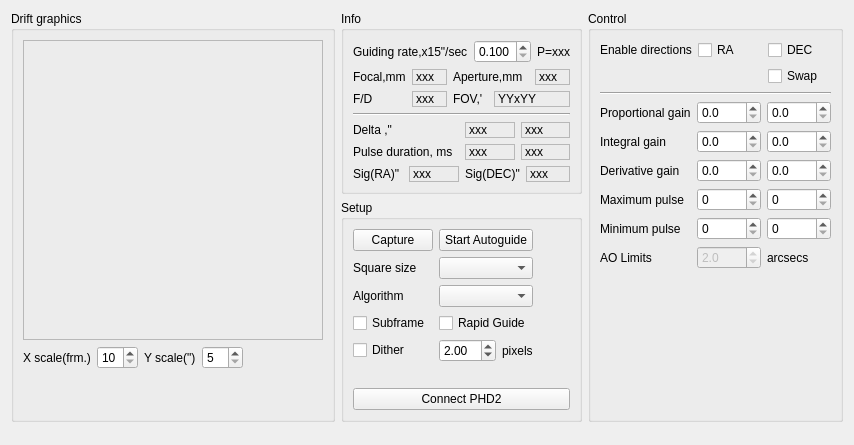
The window that kstars/ekos/guide/guider.ui (KDE/kstars) describes before a commit, drawn with Qt 5.
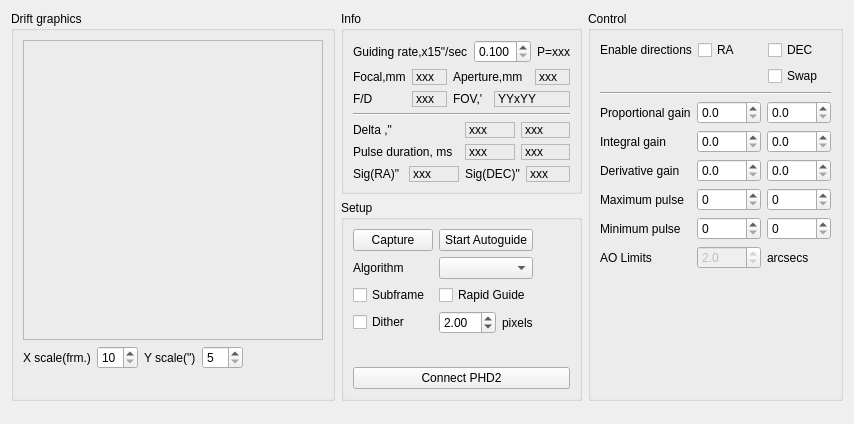
The same window after the commit.

```diff
--- a/kstars/ekos/guide/guider.ui
+++ b/kstars/ekos/guide/guider.ui
@@ -6,8 +6,8 @@
    <rect>
     <x>0</x>
     <y>0</y>
-    <width>821</width>
-    <height>423</height>
+    <width>833</width>
+    <height>415</height>
    </rect>
   </property>
   <property name="sizePolicy">
@@ -492,26 +492,16 @@
                </widget>
               </item>
               <item row="1" column="0">
-               <widget class="QLabel" name="l_18">
-                <property name="text">
-                 <string>Square size</string>
-                </property>
-               </widget>
-              </item>
-              <item row="1" column="1">
-               <widget class="QComboBox" name="comboBox_SquareSize"/>
-              </item>
-              <item row="2" column="0">
                <widget class="QLabel" name="l_19">
                 <property name="text">
                  <string>Algorithm</string>
                 </property>
                </widget>
               </item>
-              <item row="2" column="1">
+              <item row="1" column="1">
                <widget class="QComboBox" name="comboBox_ThresholdAlg"/>
               </item>
-              <item row="3" column="0">
+              <item row="2" column="0">
                <widget class="QCheckBox" name="subFrameCheck">
                 <property name="toolTip">
                  <string>Subframe the image around the guide star</string>
@@ -521,14 +511,14 @@
                 </property>
                </widget>
               </item>
-              <item row="3" column="1">
+              <item row="2" column="1">
                <widget class="QCheckBox" name="rapidGuideCheck">
                 <property name="text">
                  <string>Rapid Guide</string>
                 </property>
                </widget>
               </item>
-              <item row="4" column="0">
+              <item row="3" column="0">
                <widget class="QCheckBox" name="ditherCheck">
                 <property name="toolTip">
                  <string>Subframe the image around the guide star</string>
@@ -538,7 +528,7 @@
                 </property>
                </widget>
               </item>
-              <item row="4" column="1">
+              <item row="3" column="1">
                <layout class="QHBoxLayout" name="horizontalLayout_8">
                 <item>
                  <widget class="QDoubleSpinBox" name="ditherPixels">
```
Left out of the diff: 1 changed line with no effect on the pictures.
